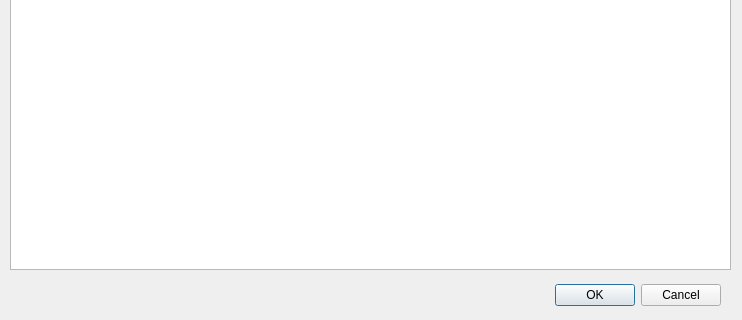
Above: dataset_.ui from p1ugg/MIEM_reportsPS before the change; both pictures show x 0 to 742 and y 371 to 691 of the 742 by 691 pixel window. Below: the same form after it.
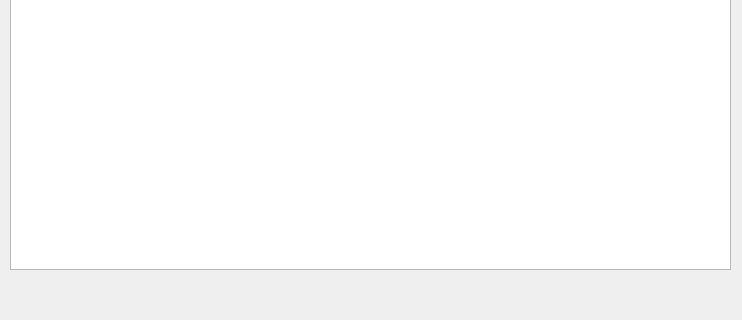
That is the form after the change.

What changed in the file:
```diff
--- a/dataset_.ui
+++ b/dataset_.ui
@@ -13,22 +13,6 @@
   <property name="windowTitle">
    <string>Dialog</string>
   </property>
-  <widget class="QDialogButtonBox" name="buttonBox">
-   <property name="geometry">
-    <rect>
-     <x>10</x>
-     <y>650</y>
-     <width>711</width>
-     <height>32</height>
-    </rect>
-   </property>
-   <property name="orientation">
-    <enum>Qt::Horizontal</enum>
-   </property>
-   <property name="standardButtons">
-    <set>QDialogButtonBox::Cancel|QDialogButtonBox::Ok</set>
-   </property>
-  </widget>
   <widget class="QTableView" name="dataset_view">
    <property name="geometry">
     <rect>
```
Left out of the diff: 35 changed lines with no effect on the pictures.
